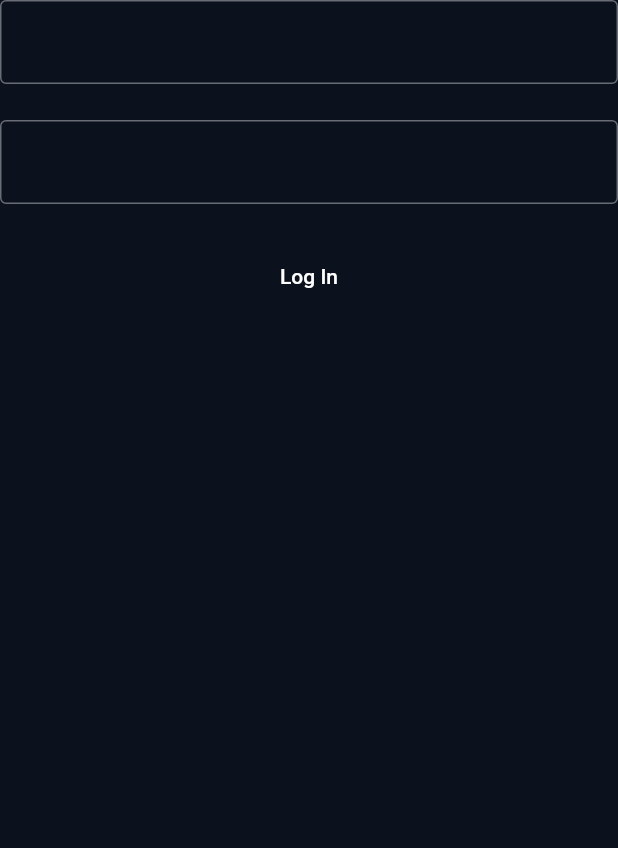
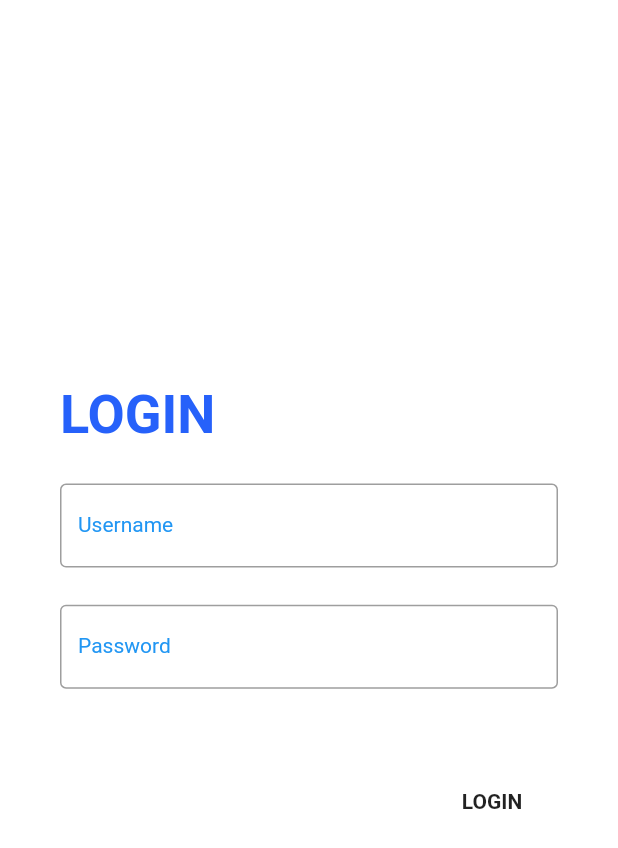
Before and after one commit to inan-mahmud/ecommerce-flutter, a Flutter app: the LoginScreen screen opened by its route, on a phone screen of 412 x 824 dp. Shown: the top 848 px of the screen. Run offline on Flutter 3.47's test engine with Material 2 defaults, Android fonts, the phone set to English and light mode, and no system bars; our stand-ins replace dio, get_it, go_router, logger, pretty_dio_logger, shared_preferences; accounts and stored records are empty.

```diff
--- a/lib/main_dev.dart
+++ b/lib/main_dev.dart
@@ -1,8 +1,10 @@
-import 'package:ecommerce_flutter/app.dart';
+import 'dart:async';
+
 import 'package:ecommerce_flutter/src/core/di/locator.dart';
 import 'package:ecommerce_flutter/src/flavors/app_environment.dart';
 import 'package:ecommerce_flutter/src/flavors/build_config.dart';
 import 'package:ecommerce_flutter/src/flavors/env_config.dart';
+import 'package:ecommerce_flutter/init_app.dart';
 import 'package:flutter/material.dart';
 
 Future<void> main() async {
@@ -19,5 +21,5 @@ Future<void> main() async {
     envConfig: devConfig,
   );
 
-  runApp(const EcommerceApp());
+  initApp();
 }
--- a/lib/main_prod.dart
+++ b/lib/main_prod.dart
@@ -1,8 +1,10 @@
-import 'package:ecommerce_flutter/app.dart';
+import 'dart:async';
+
 import 'package:ecommerce_flutter/src/core/di/locator.dart';
 import 'package:ecommerce_flutter/src/flavors/app_environment.dart';
 import 'package:ecommerce_flutter/src/flavors/build_config.dart';
 import 'package:ecommerce_flutter/src/flavors/env_config.dart';
+import 'package:ecommerce_flutter/init_app.dart';
 import 'package:flutter/material.dart';
 
 Future<void> main() async {
@@ -19,5 +21,5 @@ Future<void> main() async {
     envConfig: prodConfig,
   );
 
-  runApp(const EcommerceApp());
+  initApp();
 }
--- a/lib/src/core/config/colors.dart
+++ b/lib/src/core/config/colors.dart
@@ -4,7 +4,8 @@ class AppColors {
   static const Color whiteColor = Color(0xFFFFFFFF);
   static const Color blackColor = Color(0xFF000000);
   static const Color greyColor = Color(0xFF7886A8);
-  static const Color backgroundColor = Color(0xFF0C111E);
+  static const Color darkBackgroundColor = Color(0xFF0C111E);
+  static const Color lightBackgroundColor = Color(0xFFFFFFFF);
   static const Color purpleColor = Color(0xFF6F66F6);
   static const Color greenColor = Color(0xFF05AF86);
   static const Color textFieldColor = Color(0xFF161D30);
--- a/lib/src/core/config/theme.dart
+++ b/lib/src/core/config/theme.dart
@@ -14,7 +14,7 @@ class AppTheme {
       centerTitle: true,
     ),
     brightness: Brightness.dark,
-    scaffoldBackgroundColor: AppColors.backgroundColor,
+    scaffoldBackgroundColor: AppColors.darkBackgroundColor,
     snackBarTheme: const SnackBarThemeData(
       actionTextColor: AppColors.whiteColor,
       backgroundColor: AppColors.purpleColor,
@@ -74,4 +74,76 @@ class AppTheme {
           fontWeight: FontWeight.normal),
     ),
   );
+
+   static final ThemeData light = ThemeData(
+    appBarTheme: const AppBarTheme(
+      color: AppColors.appBarColor,
+      titleTextStyle: TextStyle(
+        color: AppColors.appBarColor,
+        fontWeight: FontWeight.bold,
+        fontSize: Sizes.p24,
+      ),
+      centerTitle: true,
+    ),
+    brightness: Brightness.light,
+    scaffoldBackgroundColor: AppColors.lightBackgroundColor,
+    snackBarTheme: const SnackBarThemeData(
+      actionTextColor: AppColors.whiteColor,
+      backgroundColor: AppColors.purpleColor,
+      contentTextStyle: TextStyle(
+        color: Colors.white,
+      ),
+    ),
+    focusColor: Colors.black,
+    primaryColor: AppColors.greenColor,
+    inputDecorationTheme: const InputDecorationTheme(
+      border: OutlineInputBorder(),
+      labelStyle: TextStyle(color: Colors.blue),
+      hintStyle: TextStyle(color: Colors.grey),
+    ),
+    bottomNavigationBarTheme: const BottomNavigationBarThemeData(
+      selectedIconTheme: IconThemeData(
+        color: AppColors.whiteColor,
+      ),
+      unselectedIconTheme: IconThemeData(
+        color: AppColors.greyColor,
+      ),
+      selectedLabelStyle: TextStyle(
+        color: AppColors.whiteColor,
+      ),
+      unselectedLabelStyle: TextStyle(
+        color: AppColors.greyColor,
+      ),
+    ),
+    textTheme: const TextTheme(
+      displayLarge: TextStyle(
+          color: AppColors.blackColor, fontSize: 36, fontWeight: FontWeight.w500),
+      displayMedium: TextStyle(
+          color: AppColors.blackColor, fontSize: 34, fontWeight: FontWeight.w400),
+      displaySmall: TextStyle(
+          color: AppColors.blackColor, fontSize: 22, fontWeight: FontWeight.w500),
+      headlineMedium: TextStyle(
+          color: AppColors.blackColor, fontSize: 14, fontWeight: FontWeight.w500),
+      headlineSmall: TextStyle(
+          color: AppColors.blackColor, fontSize: 19, fontWeight: FontWeight.w700),
+      titleLarge: TextStyle(
+          color: AppColors.blackColor, fontSize: 18, fontWeight: FontWeight.w600),
+      bodyLarge: TextStyle(
+          color: AppColors.whiteColor,
+          fontSize: 14,
+          fontWeight: FontWeight.w500),
+      bodyMedium: TextStyle(
+          color: AppColors.whiteColor,
+          fontSize: 14,
+          fontWeight: FontWeight.w700),
+      titleMedium: TextStyle(
+          color: AppColors.whiteColor,
+          fontSize: 14,
+          fontWeight: FontWeight.normal),
+      titleSmall: TextStyle(
+          color: AppColors.whiteColor,
+          fontSize: 14,
+          fontWeight: FontWeight.normal),
+    ),
+  );
 }
--- /dev/null
+++ b/lib/src/core/extensions/debug_log.dart
@@ -0,0 +1,6 @@
+import 'dart:developer' as devtools show log;
+
+extension Log on Object? {
+  void log() =>
+      devtools.log(this?.toString() ?? '\x1b[101m\x1b[30mNULL\x1b[0m');
+}
--- a/lib/src/core/routes/route_refresh_notifier.dart
+++ b/lib/src/core/routes/route_refresh_notifier.dart
@@ -3,6 +3,7 @@ import 'package:flutter/material.dart';
 
 class RouteRefreshNotifier extends ChangeNotifier {
   bool? _loginState;
+  bool? _initialized;
 
   Future<void> onAppStart() async {
     _loginState = AuthHelper.fetchLoginState();
@@ -15,5 +16,11 @@ class RouteRefreshNotifier extends ChangeNotifier {
     notifyListeners();
   }
 
+  void initialize(bool value) {
+    _initialized = value;
+    notifyListeners();
+  }
+
   bool get loginState => _loginState ?? false;
+  bool get initialized => _initialized ?? false;
 }
--- a/lib/src/modules/auth/view/screens/login_screen.dart
+++ b/lib/src/modules/auth/view/screens/login_screen.dart
@@ -1,5 +1,4 @@
 import 'package:ecommerce_flutter/src/core/common/primary_button.dart';
-import 'package:ecommerce_flutter/src/core/config/app_sizes.dart';
 import 'package:ecommerce_flutter/src/core/config/colors.dart';
 import 'package:ecommerce_flutter/src/core/utils/helpers/dialog_helper.dart';
 import 'package:ecommerce_flutter/src/core/utils/helpers/snackbar_helper.dart';
@@ -28,36 +27,69 @@ class _LoginScreenState extends State<LoginScreen> implements AuthListener {
 
   @override
   Widget build(BuildContext context) {
+    Size size = MediaQuery.of(context).size;
     return Scaffold(
-      body: SingleChildScrollView(
-        child: Column(
-          mainAxisAlignment: MainAxisAlignment.center,
-          children: [
-            TextFormField(
+      body: Column(
+        mainAxisAlignment: MainAxisAlignment.center,
+        children: <Widget>[
+          Container(
+            alignment: Alignment.centerLeft,
+            padding: const EdgeInsets.symmetric(horizontal: 40),
+            child: const Text(
+              "LOGIN",
+              style: TextStyle(
+                  fontWeight: FontWeight.bold,
+                  color: Color(0xFF2661FA),
+                  fontSize: 36),
+              textAlign: TextAlign.left,
+            ),
+          ),
+          SizedBox(height: size.height * 0.03),
+          Container(
+            alignment: Alignment.center,
+            margin: const EdgeInsets.symmetric(horizontal: 40),
+            child: TextFormField(
+              decoration: const InputDecoration(
+                labelText: "Username",
+              ),
               controller: _usernameController,
               style: const TextStyle(
-                color: AppColors.whiteColor,
+                color: AppColors.blackColor,
               ),
             ),
-            gapH24,
-            TextFormField(
+          ),
+          SizedBox(height: size.height * 0.03),
+          Container(
+            alignment: Alignment.center,
+            margin: const EdgeInsets.symmetric(horizontal: 40),
+            child: TextFormField(
+              decoration: const InputDecoration(
+                labelText: "Password",
+              ),
               controller: _passwordController,
               style: const TextStyle(
-                color: AppColors.whiteColor,
+                color: AppColors.blackColor,
+              ),
+              obscureText: true,
+            ),
+          ),
+          SizedBox(height: size.height * 0.05),
+          Container(
+            alignment: Alignment.centerRight,
+            margin: const EdgeInsets.symmetric(horizontal: 40, vertical: 10),
+            child: PrimaryButton(
+              onPressed: () {
+                _controller?.signIn(
+                    _usernameController.text, _passwordController.text);
+              },
+              child: const Text(
+                "LOGIN",
+                textAlign: TextAlign.center,
+                style: TextStyle(fontWeight: FontWeight.bold),
               ),
             ),
-            gapH24,
-            PrimaryButton(
-              child: const Text('Log In'),
-              onPressed: () {
-                _controller?.signIn(
-                  _usernameController.text,
-                  _passwordController.text,
-                );
-              },
-            )
-          ],
-        ),
+          ),
+        ],
       ),
     );
   }
```
Also changed, not shown: lib/app.dart (+6 -8 lines), lib/init_app.dart (added, +22 -0 lines), lib/src/core/di/locator.dart (+9 -13 lines), lib/src/core/routes/app_router.dart (+17 -7 lines), lib/src/core/services/cache/cache_service.dart (+2 -9 lines), lib/src/core/splash/splash_screen.dart (+19 -7 lines), lib/src/core/utils/helpers/auth_helper.dart (+7 -11 lines).
